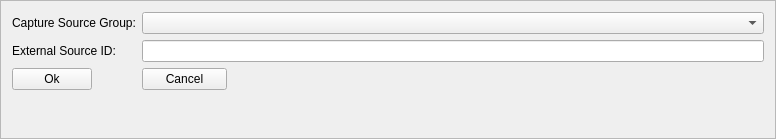
This is buildings/gui/new_capture_source.ui in linz/nz-buildings as Qt 5 draws it before an edit. The edited form follows.
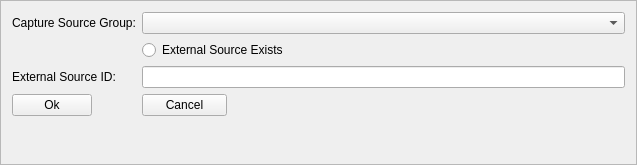
This is the edited form.

Patch:
```diff
--- a/buildings/gui/new_capture_source.ui
+++ b/buildings/gui/new_capture_source.ui
@@ -6,8 +6,8 @@
    <rect>
     <x>0</x>
     <y>0</y>
-    <width>776</width>
-    <height>139</height>
+    <width>637</width>
+    <height>165</height>
    </rect>
   </property>
   <property name="windowTitle">
@@ -20,27 +20,30 @@
    <enum>QFrame::Raised</enum>
   </property>
   <layout class="QFormLayout" name="formLayout">
-   <item row="1" column="1">
+   <property name="fieldGrowthPolicy">
+    <enum>QFormLayout::AllNonFixedFieldsGrow</enum>
+   </property>
+   <item row="2" column="0">
+    <widget class="QLabel" name="l_capture_source_group">
+     <property name="text">
+      <string>Capture Source Group:</string>
+     </property>
+    </widget>
+   </item>
+   <item row="2" column="1">
     <widget class="QComboBox" name="cmb_capture_source_group"/>
    </item>
-   <item row="3" column="1">
-    <widget class="QLineEdit" name="le_external_source_id"/>
-   </item>
-   <item row="3" column="0">
+   <item row="5" column="0">
     <widget class="QLabel" name="l_external_source_id">
      <property name="text">
       <string>External Source ID:</string>
      </property>
     </widget>
    </item>
-   <item row="1" column="0">
-    <widget class="QLabel" name="l_capture_source_group">
-     <property name="text">
-      <string>Capture Source Group:</string>
-     </property>
-    </widget>
+   <item row="5" column="1">
+    <widget class="QLineEdit" name="le_external_source_id"/>
    </item>
-   <item row="6" column="0">
+   <item row="7" column="0">
     <widget class="QPushButton" name="btn_ok">
      <property name="maximumSize">
       <size>
@@ -53,7 +56,7 @@
      </property>
     </widget>
    </item>
-   <item row="6" column="1">
+   <item row="7" column="1">
     <widget class="QPushButton" name="btn_cancel">
      <property name="maximumSize">
       <size>
@@ -66,6 +69,13 @@
      </property>
     </widget>
    </item>
+   <item row="3" column="1">
+    <widget class="QRadioButton" name="rad_external_source">
+     <property name="text">
+      <string>External Source Exists</string>
+     </property>
+    </widget>
+   </item>
   </layout>
  </widget>
  <resources/>
```
